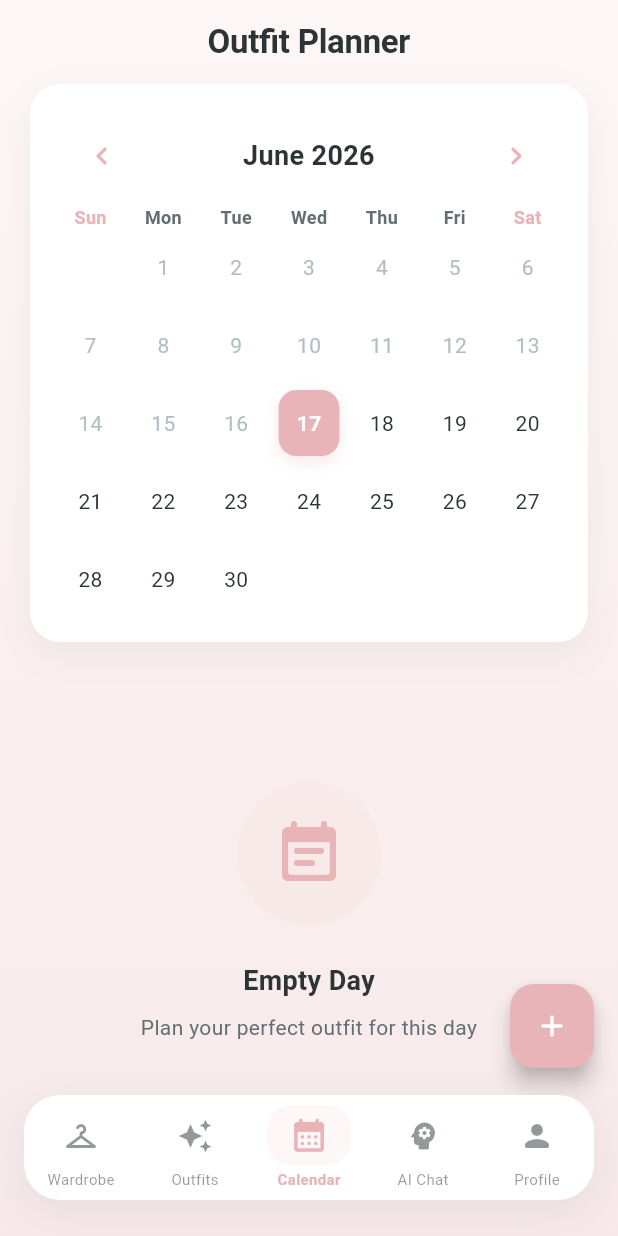
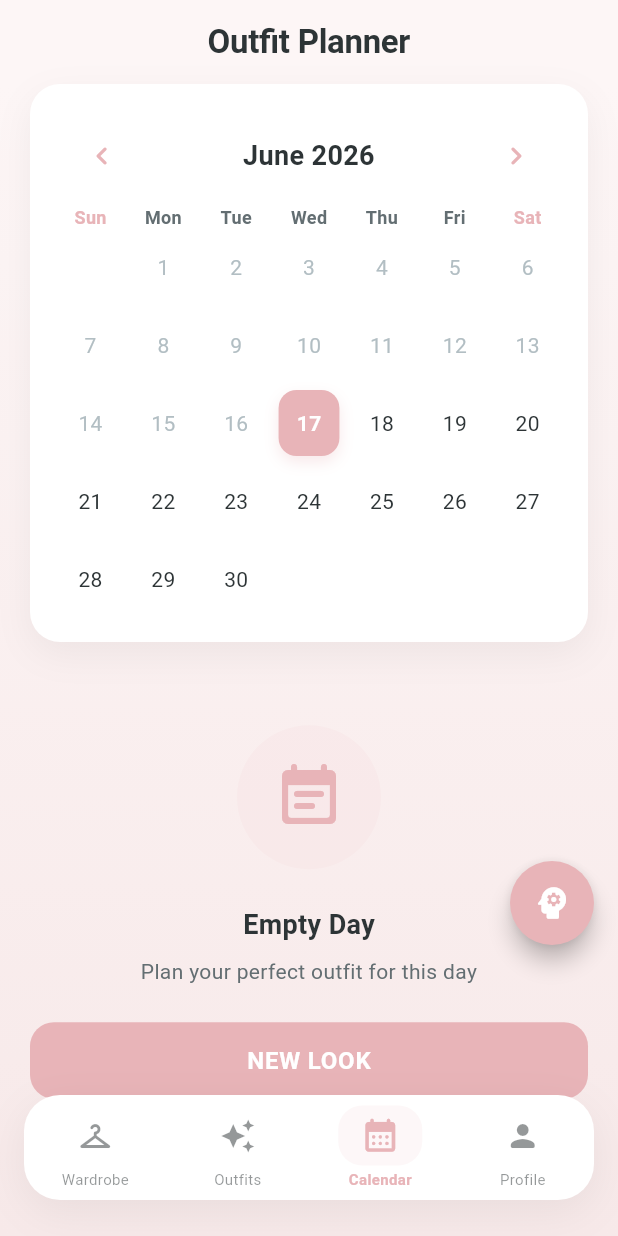
Before and after one commit to sedanuryavuz/veloura_ai, a Flutter app: the MainNavigationPage screen opened directly, item 3 of the bottom bar chosen, on a phone screen of 412 x 824 dp. Run offline on Flutter 3.47's test engine with Material 3 defaults, Android fonts, the phone set to English and light mode, and no system bars; drawn by our look-alikes of table_calendar; our stand-ins replace cached_network_image, flutter_dotenv, geolocator, google_generative_ai, image_picker, native_cutout and 2 more; missing offline and left inert: a package; accounts and stored records are empty; Roboto replaces fonts that are missing (Poppins).

Commit message:
enhanced calendar UI with event indicators and added floating action button for chat navigation

```diff
--- a/lib/app/theme/app_theme.dart
+++ b/lib/app/theme/app_theme.dart
@@ -1,4 +1,5 @@
 import 'package:flutter/material.dart';
+import 'package:flutter/services.dart';
 import 'app_colors.dart';
 import 'app_text_styles.dart';
 import 'app_decorations.dart';
@@ -21,6 +22,11 @@ class AppTheme {
       centerTitle: true,
       titleTextStyle: AppTextStyles.h2,
       iconTheme: const IconThemeData(color: AppColors.textPrimary),
+      systemOverlayStyle: const SystemUiOverlayStyle(
+        statusBarColor: Colors.transparent,
+        statusBarIconBrightness: Brightness.dark,
+        statusBarBrightness: Brightness.light,
+      ),
     ),
 
     elevatedButtonTheme: ElevatedButtonThemeData(
--- a/lib/core/navigation/main_navigation_page.dart
+++ b/lib/core/navigation/main_navigation_page.dart
@@ -1,8 +1,7 @@
 import 'package:flutter/material.dart';
 import 'package:veloura_ai/core/l10n/app_localizations.dart';
-import 'package:provider/provider.dart';
-import 'package:veloura_ai/core/providers/language_provider.dart';
 import 'package:veloura_ai/features/profile/presentation/pages/profile_page.dart';
+import 'package:veloura_ai/app/theme/app_colors.dart';
 import '../../features/calendar/presentation/pages/calendar_page.dart';
 import '../../features/chat/presentation/pages/chat_page.dart';
 import '../../features/outfit/presentation/pages/outfit_page.dart';
@@ -26,7 +25,6 @@ class _MainNavigationPageState
     WardrobePage(),
     OutfitPage(),
     CalendarPage(),
-    ChatPage(),
     ProfilePage(),
   ];
 
@@ -40,6 +38,26 @@ class _MainNavigationPageState
         index: currentIndex,
         children: pages,
       ),
+      floatingActionButton: Padding(
+        padding: const EdgeInsets.only(bottom: 84.0), // Floating cleanly above the custom bottom nav bar
+        child: FloatingActionButton(
+          onPressed: () {
+            Navigator.of(context).push(
+              MaterialPageRoute(
+                builder: (_) => const ChatPage(),
+              ),
+            );
+          },
+          backgroundColor: AppColors.primary,
+          shape: const CircleBorder(),
+          child: const Icon(
+            Icons.psychology_rounded,
+            color: Colors.white,
+            size: 28,
+          ),
+        ),
+      ),
+      floatingActionButtonLocation: FloatingActionButtonLocation.endFloat,
       bottomNavigationBar: VBottomNavigationBar(
         currentIndex: currentIndex,
         onTap: (index) {
@@ -51,7 +69,6 @@ class _MainNavigationPageState
           VBottomNavItem(icon: Icons.checkroom_rounded, label: l10n.wardrobe),
           VBottomNavItem(icon: Icons.auto_awesome, label: l10n.outfits),
           VBottomNavItem(icon: Icons.calendar_month_rounded, label: l10n.calendar),
-          VBottomNavItem(icon: Icons.psychology_rounded, label: l10n.aiChat),
           VBottomNavItem(icon: Icons.person_rounded, label: l10n.profile),
         ],
       ),
--- a/lib/features/calendar/presentation/pages/calendar_page.dart
+++ b/lib/features/calendar/presentation/pages/calendar_page.dart
@@ -43,24 +43,6 @@ class _CalendarPageState extends State<CalendarPage> {
 
     return Scaffold(
       appBar: CalendarHeader(title: l10n.outfitPlanner),
-      floatingActionButton: isPast ? null : Padding(
-        padding: const EdgeInsets.only(bottom: 96), // Fixed: Higher margin from bottom nav
-        child: FloatingActionButton(
-          onPressed: provider.isLoading ? null : () {
-            OutfitSelectionSheet.show(
-              context: context,
-              onSelect: (outfit) async {
-                final userId = SupabaseService.currentUserId ?? '';
-                if (userId.isNotEmpty) {
-                  await context.read<CalendarProvider>().addOrUpdateOutfit(userId, outfit);
-                }
-              },
-            );
-          },
-          backgroundColor: AppColors.primary,
-          child: const Icon(Icons.add_rounded, color: Colors.white),
-        ),
-      ),
       body: Container(
         decoration: const BoxDecoration(
           gradient: LinearGradient(
@@ -78,6 +60,7 @@ class _CalendarPageState extends State<CalendarPage> {
                 CalendarGrid(
                   focusedDay: provider.focusedDay,
                   selectedDay: provider.selectedDay,
+                  events: provider.events,
                   onDaySelected: (selected, focused) {
                     context.read<CalendarProvider>().changeSelectedDay(selected);
                   },
@@ -87,7 +70,19 @@ class _CalendarPageState extends State<CalendarPage> {
                   child: provider.isLoading && provider.events.isEmpty
                       ? const Center(child: CircularProgressIndicator())
                       : dayEvents.isEmpty
-                          ? const EmptyEventState()
+                          ? EmptyEventState(
+                              onTap: isPast ? null : () {
+                                OutfitSelectionSheet.show(
+                                  context: context,
+                                  onSelect: (outfit) async {
+                                    final userId = SupabaseService.currentUserId ?? '';
+                                    if (userId.isNotEmpty) {
+                                      await context.read<CalendarProvider>().addOrUpdateOutfit(userId, outfit);
+                                    }
+                                  },
+                                );
+                              },
+                            )
                           : ListView.builder(
                               padding: const EdgeInsets.only(bottom: 120), // Fixed: Clear space for bottom nav
                               itemCount: dayEvents.length,
--- a/lib/features/calendar/presentation/widgets/calendar_grid.dart
+++ b/lib/features/calendar/presentation/widgets/calendar_grid.dart
@@ -3,18 +3,20 @@ import 'package:table_calendar/table_calendar.dart';
 import '../../../../app/theme/app_colors.dart';
 import '../../../../app/theme/app_text_styles.dart';
 import '../../../../app/theme/app_decorations.dart';
-
+import '../../domain/entities/calendar_event.dart';
 import 'day_cell.dart';
 
 class CalendarGrid extends StatelessWidget {
   final DateTime focusedDay;
   final DateTime selectedDay;
+  final List<CalendarEvent> events;
   final Function(DateTime, DateTime) onDaySelected;
 
   const CalendarGrid({
     super.key,
     required this.focusedDay,
     required this.selectedDay,
+    required this.events,
     required this.onDaySelected,
   });
 
@@ -59,29 +61,35 @@ class CalendarGrid extends StatelessWidget {
             final now = DateTime.now();
             final today = DateUtils.dateOnly(now);
             final cellDate = DateUtils.dateOnly(day);
+            final hasEvent = events.any((e) => isSameDay(e.date, day));
 
             return DayCell(
               date: day,
               isToday: isSameDay(day, now),
               isPast: cellDate.isBefore(today),
+              hasEvent: hasEvent,
             );
           },
           selectedBuilder: (context, day, focusedDay) {
             final now = DateTime.now();
             final today = DateUtils.dateOnly(now);
             final cellDate = DateUtils.dateOnly(day);
+            final hasEvent = events.any((e) => isSameDay(e.date, day));
 
             return DayCell(
               date: day,
               isSelected: true,
               isToday: isSameDay(day, now),
               isPast: cellDate.isBefore(today),
+              hasEvent: hasEvent,
             );
           },
           todayBuilder: (context, day, focusedDay) {
+            final hasEvent = events.any((e) => isSameDay(e.date, day));
             return DayCell(
               date: day,
               isToday: true,
+              hasEvent: hasEvent,
             );
           },
         ),
--- a/lib/features/calendar/presentation/widgets/day_cell.dart
+++ b/lib/features/calendar/presentation/widgets/day_cell.dart
@@ -7,6 +7,7 @@ class DayCell extends StatelessWidget {
   final bool isSelected;
   final bool isToday;
   final bool isPast;
+  final bool hasEvent;
 
   const DayCell({
     super.key,
@@ -14,6 +15,7 @@ class DayCell extends StatelessWidget {
     this.isSelected = false,
     this.isToday = false,
     this.isPast = false,
+    this.hasEvent = false,
   });
 
   @override
@@ -47,7 +49,18 @@ class DayCell extends StatelessWidget {
                 fontWeight: isSelected || isToday ? FontWeight.bold : FontWeight.normal,
               ),
             ),
-            if (isToday && !isSelected)
+            if (hasEvent) ...[
+              const SizedBox(height: 2),
+              Container(
+                width: 5,
+                height: 5,
+                decoration: BoxDecoration(
+                  color: isSelected ? Colors.white : AppColors.primary,
+                  shape: BoxShape.circle,
+                ),
+              ),
+            ] else if (isToday && !isSelected) ...[
+              const SizedBox(height: 2),
               Container(
                 width: 4,
                 height: 4,
@@ -56,6 +69,7 @@ class DayCell extends StatelessWidget {
                   shape: BoxShape.circle,
                 ),
               ),
+            ],
           ],
         ),
       ),
--- a/lib/features/calendar/presentation/widgets/empty_event_state.dart
+++ b/lib/features/calendar/presentation/widgets/empty_event_state.dart
@@ -2,9 +2,11 @@ import 'package:flutter/material.dart';
 import '../../../../core/l10n/app_localizations.dart';
 import '../../../../app/theme/app_colors.dart';
 import '../../../../app/theme/app_text_styles.dart';
+import '../../../../core/widgets/v_button.dart';
 
 class EmptyEventState extends StatelessWidget {
-  const EmptyEventState({super.key});
+  final VoidCallback? onTap;
+  const EmptyEventState({super.key, this.onTap});
 
   @override
   Widget build(BuildContext context) {
@@ -34,6 +36,13 @@ class EmptyEventState extends StatelessWidget {
               style: AppTextStyles.bodyMedium.copyWith(color: AppColors.textSecondary),
               textAlign: TextAlign.center,
             ),
+            if (onTap != null) ...[
+              const SizedBox(height: 24),
+              VButton(
+                text: l10n.newLook,
+                onPressed: onTap,
+              ),
+            ],
           ],
         ),
       ),
--- a/lib/main.dart
+++ b/lib/main.dart
@@ -1,10 +1,17 @@
 import 'package:flutter/material.dart';
+import 'package:flutter/services.dart';
 import 'package:flutter_dotenv/flutter_dotenv.dart';
 import 'app/app.dart';
 import 'core/services/supabase_service.dart';
 
 void main() async {
   WidgetsFlutterBinding.ensureInitialized();
+
+  SystemChrome.setSystemUIOverlayStyle(const SystemUiOverlayStyle(
+    statusBarColor: Colors.transparent,
+    statusBarIconBrightness: Brightness.dark,
+    statusBarBrightness: Brightness.light,
+  ));
 
   String? initError;
   try {
```
